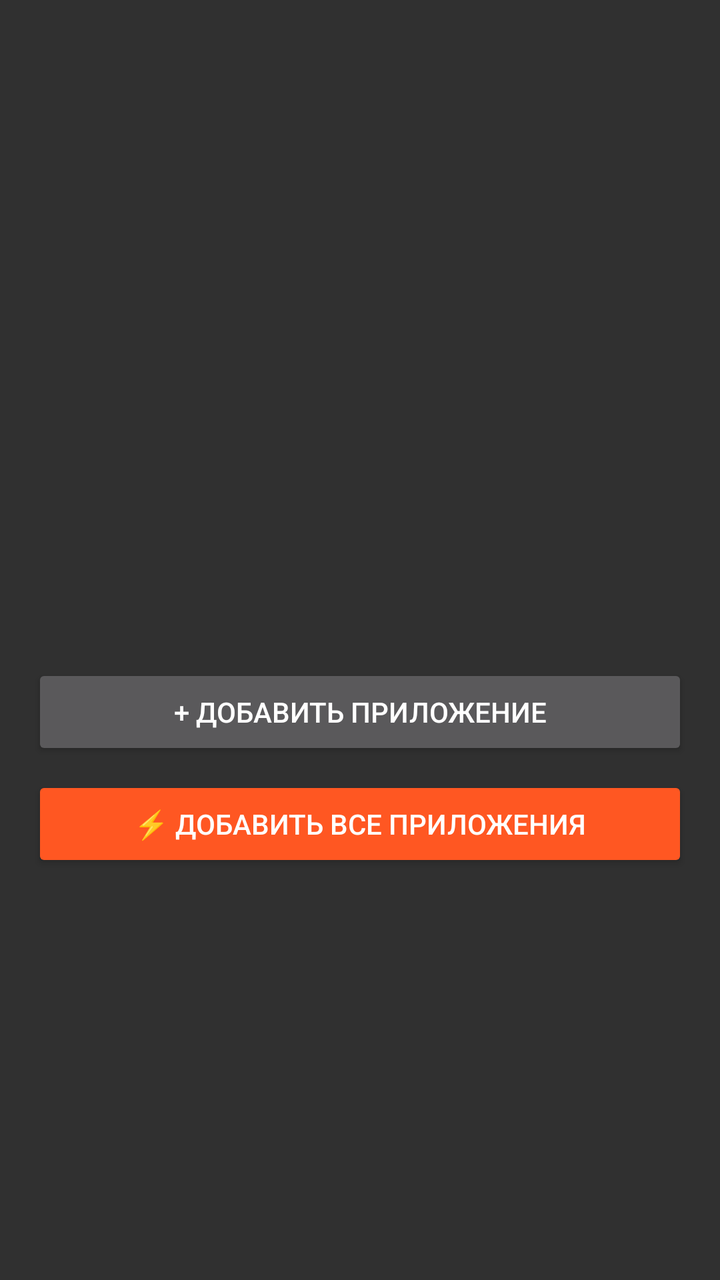
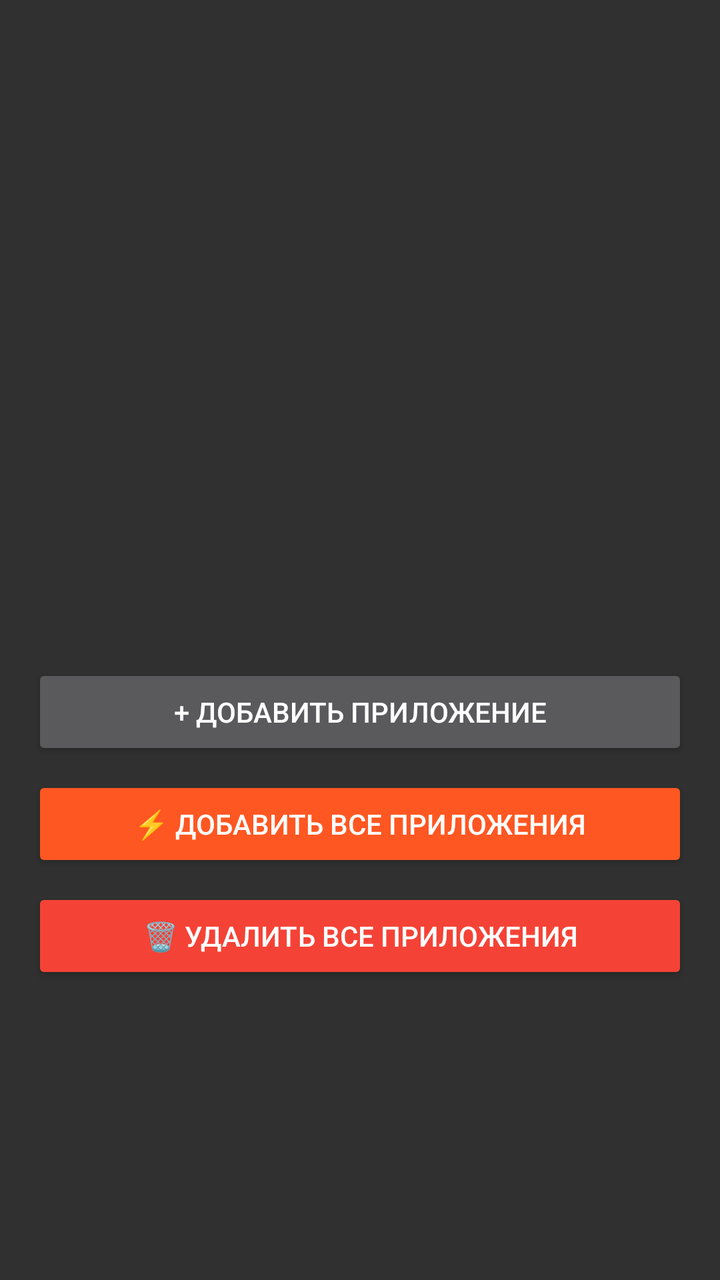

Screens rendered from an Android XML layout before and after an edit, with the pre-edit source and the edit as a unified diff.
<!-- AndroidManifest.xml: application theme Theme.StrictHabitsApp -->
<!-- res/layout/dialog_blocked_apps.xml -->
<?xml version="1.0" encoding="utf-8"?>
<LinearLayout xmlns:android="http://schemas.android.com/apk/res/android"
    android:layout_width="match_parent"
    android:layout_height="wrap_content"
    android:orientation="vertical"
    android:padding="16dp">

    <androidx.recyclerview.widget.RecyclerView
        android:id="@+id/blockedAppsRecycler"
        android:layout_width="match_parent"
        android:layout_height="300dp"
        android:layout_marginBottom="16dp" />

    <Button
        android:id="@+id/btnAddBlockedApp"
        android:layout_width="match_parent"
        android:layout_height="wrap_content"
        android:text="+ Добавить приложение"
        android:textSize="14sp"
        android:layout_marginBottom="8dp" />

    <Button
        android:id="@+id/btnAddAllApps"
        android:layout_width="match_parent"
        android:layout_height="wrap_content"
        android:text="⚡ Добавить ВСЕ приложения"
        android:textSize="14sp"
        android:backgroundTint="#FF5722" />

</LinearLayout>
<!-- resources referenced by this layout -->
<resources>
  <style name="Theme.StrictHabitsApp" parent="Theme.AppCompat.NoActionBar">
          <item name="colorPrimary">#D32F2F</item>
          <item name="colorPrimaryDark">#B71C1C</item>
          <item name="colorAccent">#FF9800</item>
      </style>
</resources>

<!-- the commit's change to res/layout/dialog_blocked_apps.xml (unified diff, before → after) -->
@@ -25,6 +25,15 @@
         android:layout_height="wrap_content"
         android:text="⚡ Добавить ВСЕ приложения"
         android:textSize="14sp"
-        android:backgroundTint="#FF5722" />
+        android:backgroundTint="#FF5722"
+        android:layout_marginBottom="8dp" />
+
+    <Button
+        android:id="@+id/btnDeleteAllApps"
+        android:layout_width="match_parent"
+        android:layout_height="wrap_content"
+        android:text="🗑️ Удалить ВСЕ приложения"
+        android:textSize="14sp"
+        android:backgroundTint="#F44336" />
 
 </LinearLayout>
